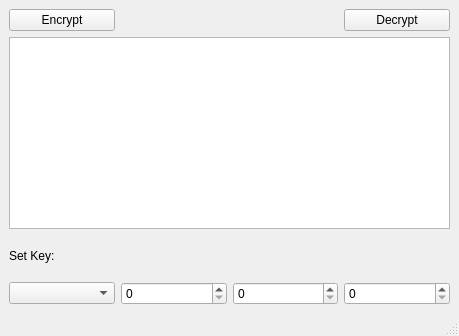
Before: the Qt Designer form cipherwindow.ui in TeddyReady/TeddyCipher, drawn with Qt 5.
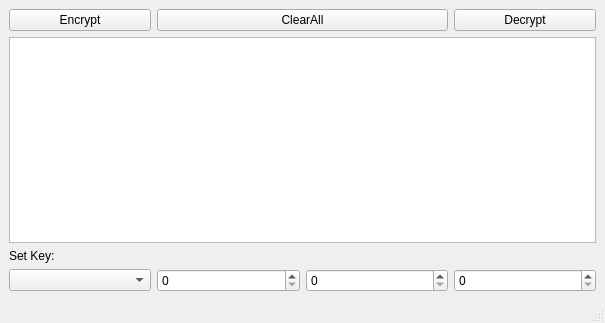
After: the same form once the commit is applied.

Commit message: Encrypt option worked, decrypt need changes

The edit to the form file:
```diff
--- a/cipherwindow.ui
+++ b/cipherwindow.ui
@@ -6,10 +6,16 @@
    <rect>
     <x>0</x>
     <y>0</y>
-    <width>459</width>
-    <height>336</height>
+    <width>605</width>
+    <height>323</height>
    </rect>
   </property>
+  <property name="maximumSize">
+   <size>
+    <width>16777215</width>
+    <height>16777215</height>
+   </size>
+  </property>
   <property name="windowTitle">
    <string>CipherWindow</string>
   </property>
@@ -46,11 +52,30 @@
     </item>
     <item row="3" column="0">
      <widget class="QLabel" name="label">
+      <property name="sizePolicy">
+       <sizepolicy hsizetype="Preferred" vsizetype="Fixed">
+        <horstretch>0</horstretch>
+        <verstretch>0</verstretch>
+       </sizepolicy>
+      </property>
+      <property name="maximumSize">
+       <size>
+        <width>16777215</width>
+        <height>16777215</height>
+       </size>
+      </property>
       <property name="text">
        <string>Set Key:</string>
       </property>
      </widget>
     </item>
+    <item row="0" column="1" colspan="2">
+     <widget class="QPushButton" name="pbClear">
+      <property name="text">
+       <string>ClearAll</string>
+      </property>
+     </widget>
+    </item>
    </layout>
   </widget>
   <widget class="QMenuBar" name="menubar">
```
Left out of the diff: 2 changed lines with no effect on the pictures. The commit also changes 2 other files.
